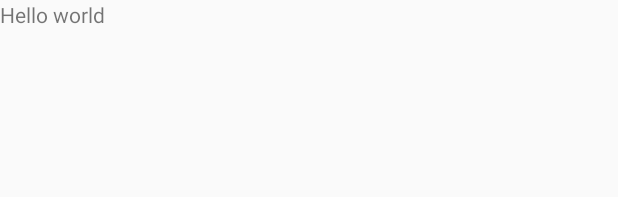
After one commit to fuchaosz/CoolWallPaper, an Android app: the layout coolwallpaper_menu_left.xml on its own in the app's theme, with its tools: preview values and no code run, on a phone screen of 412 x 824 dp. The commit adds this screen. Shown: the top 197 px of the screen. Run offline under Robolectric (Android 15) with nearby library versions, the phone set to English and light mode, and no system bars.

Commit message:
添加了Fragment，准备实现相似图片功能

```diff
--- /dev/null
+++ b/coolwallpaper/src/main/res/layout/coolwallpaper_menu_left.xml
@@ -0,0 +1,14 @@
+<?xml version="1.0" encoding="utf-8"?>
+<!--左边的侧滑菜单-->
+<LinearLayout xmlns:android="http://schemas.android.com/apk/res/android"
+              android:layout_width="match_parent"
+              android:layout_height="match_parent"
+              android:orientation="vertical">
+
+    <TextView
+        android:layout_width="wrap_content"
+        android:layout_height="wrap_content"
+        android:text="Hello world"
+        />
+
+</LinearLayout>
--- a/coolwallpaper/src/main/res/values/dimens.xml
+++ b/coolwallpaper/src/main/res/values/dimens.xml
@@ -2,4 +2,6 @@
     <!-- Default screen margins, per the Android Design guidelines. -->
     <dimen name="activity_horizontal_margin">16dp</dimen>
     <dimen name="activity_vertical_margin">16dp</dimen>
+    <dimen name="shadow_width">50dp</dimen>
+    <dimen name="slidingmenu_offset">100dp</dimen>
 </resources>
```
Also changed, not shown: coolwallpaper/src/main/java/com/coolwallpaper/ShowPictureDetailActivity.java (+13 -1 lines), coolwallpaper/src/main/java/com/coolwallpaper/fragment/PictureListFragment.java (added, +36 -0 lines), coolwallpaper/src/main/res/layout/fragment_pic_list.xml (added, +12 -0 lines), coolwallpaper/src/main/res/layout/fragment_pic_lsit_item.xml (added, +12 -0 lines).
